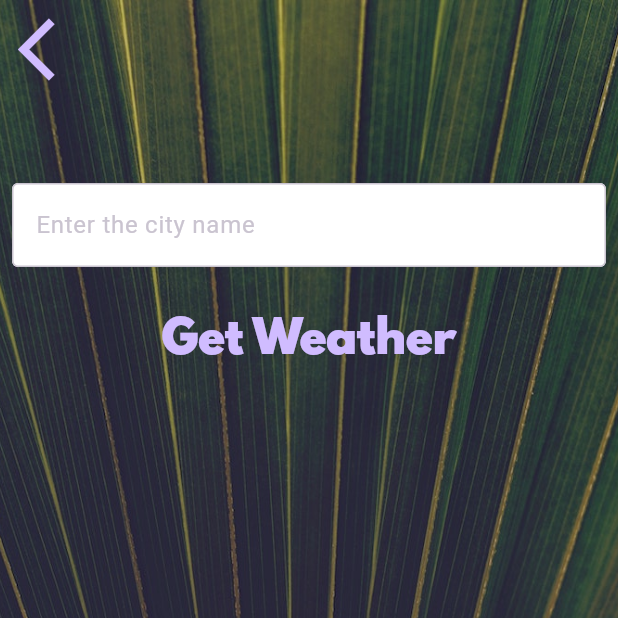
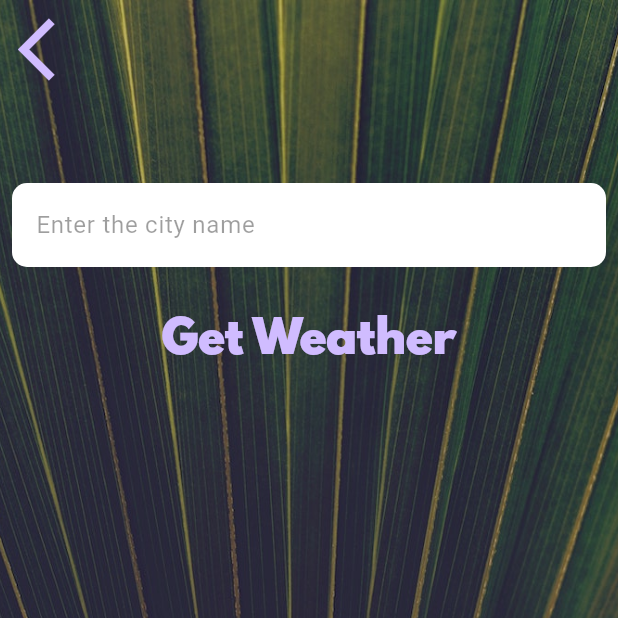
Before and after one commit to Abhishekraina7/weather_app1, a Flutter app: the CityScreen screen opened directly, on a phone screen of 412 x 824 dp, the top half of it. Run offline on Flutter 3.47's test engine with Material 3 defaults, Android fonts, the phone set to English and light mode, and no system bars; our stand-ins replace flutter_spinkit, geolocator.

Commit message:
Added more properties to the textfield widget.

```diff
--- a/lib/screens/city_screen.dart
+++ b/lib/screens/city_screen.dart
@@ -40,13 +40,26 @@ class _CityScreenState extends State<CityScreen> {
                 child: null,
               ),
                Container(
-                 padding: EdgeInsets.symmetric(horizontal: 8, vertical: 16),
-                 child: TextField(
+                 padding: const EdgeInsets.symmetric(horizontal: 8, vertical: 16),
+                 child: const TextField(
+                   style: TextStyle(
+                     color: Colors.black,
+                   ),
                   decoration: InputDecoration(
                     filled: true,
                     fillColor: Colors.white,
-                    border: OutlineInputBorder(),
+                    border: OutlineInputBorder(
+                      borderRadius: BorderRadius.all(
+                        Radius.circular(10.0),
+                      ),
+                      borderSide: BorderSide.none,
+
+                    ),
                     hintText: 'Enter the city name',
+                    hintStyle: TextStyle(
+                      color: Colors.black38,
+                    ),
+
                   ),
               ),
                ),
```
